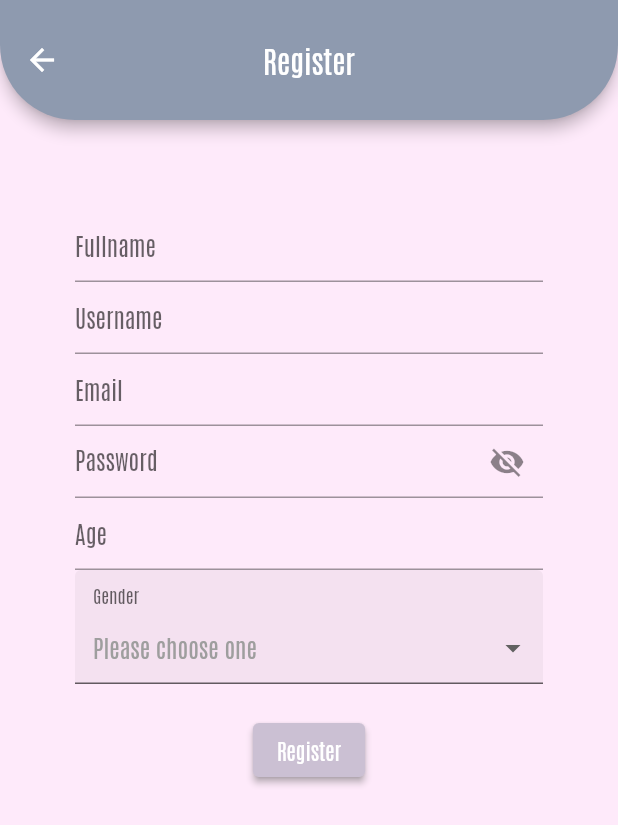
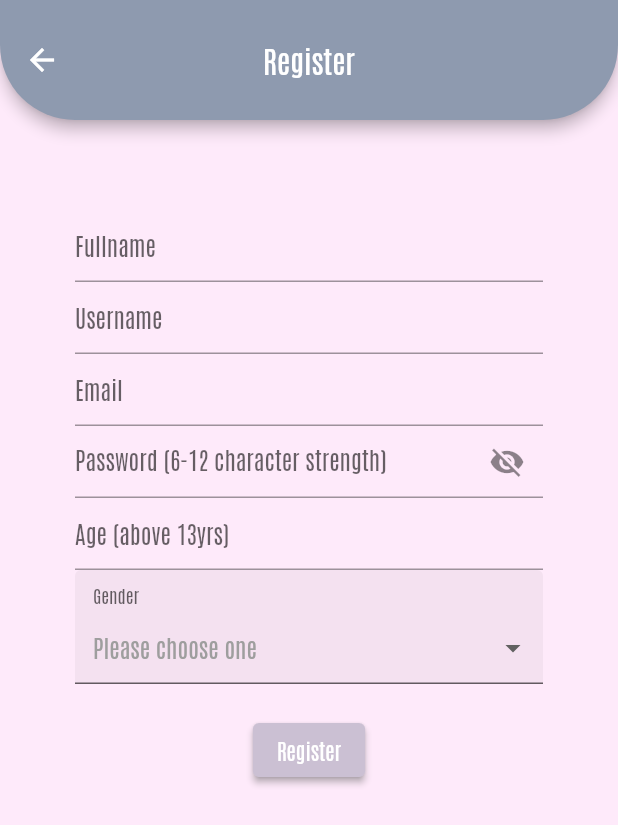
Before and after one commit to yuvraajnarula/socialApp, a Flutter app: the Registration screen opened by its route, on a phone screen of 412 x 824 dp. Shown: the top 825 px of the screen. Run offline on Flutter 3.47's test engine with Material 2 defaults, Android fonts, the phone set to English and light mode, and no system bars; drawn by our look-alikes of dropdown_formfield; our stand-ins replace email_validator, firebase_auth, firebase_core, flutter_spinkit, hexcolor; missing offline and left inert: sign_button; accounts and stored records are empty.

```diff
--- a/lib/screens/registration.dart
+++ b/lib/screens/registration.dart
@@ -74,7 +74,7 @@ class _RegistrationState extends State<Registration> {
                       ),
                       TextFormField(
                         decoration: InputDecoration(
-                            hintText: "Password",
+                            hintText: "Password (6-12 character strength)",
                             suffixIcon: IconButton(
                                 onPressed: () {
                                   setState(() {
@@ -99,7 +99,7 @@ class _RegistrationState extends State<Registration> {
                       ),
                       TextFormField(
                         decoration: InputDecoration(
-                          hintText: 'Age',
+                          hintText: 'Age (above 13yrs)',
                         ),
                       ),
                       DropDownFormField(
```
